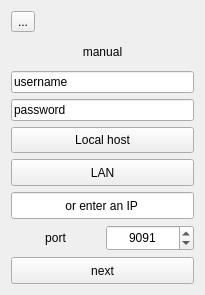
This is client.ui in xmojtabw/tic-tac-toe as Qt 5 draws it before an edit. The edited form follows.
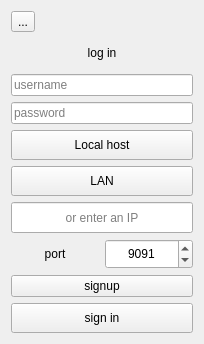
This is the edited form. Icons and pictures are not drawn.

```diff
--- a/client.ui
+++ b/client.ui
@@ -6,8 +6,8 @@
    <rect>
     <x>0</x>
     <y>0</y>
-    <width>205</width>
-    <height>295</height>
+    <width>204</width>
+    <height>344</height>
    </rect>
   </property>
   <property name="windowTitle">
@@ -42,7 +42,7 @@
               </sizepolicy>
              </property>
              <property name="text">
-              <string>manual</string>
+              <string>log in</string>
              </property>
              <property name="alignment">
               <set>Qt::AlignCenter</set>
@@ -56,6 +56,9 @@
            <item>
             <widget class="QLineEdit" name="usernameLineedit">
              <property name="text">
+              <string/>
+             </property>
+             <property name="placeholderText">
               <string>username</string>
              </property>
             </widget>
@@ -67,6 +70,9 @@
            <item>
             <widget class="QLineEdit" name="passwordLineedit">
              <property name="text">
+              <string/>
+             </property>
+             <property name="placeholderText">
               <string>password</string>
              </property>
             </widget>
@@ -118,11 +124,14 @@
               </sizepolicy>
              </property>
              <property name="text">
-              <string> or enter an IP </string>
+              <string/>
              </property>
              <property name="alignment">
               <set>Qt::AlignCenter</set>
              </property>
+             <property name="placeholderText">
+              <string>or enter an IP</string>
+             </property>
             </widget>
            </item>
           </layout>
@@ -169,6 +178,17 @@
            </item>
           </layout>
          </item>
+         <item>
+          <layout class="QHBoxLayout" name="horizontalLayout_4">
+           <item>
+            <widget class="QPushButton" name="signupButton">
+             <property name="text">
+              <string>signup</string>
+             </property>
+            </widget>
+           </item>
+          </layout>
+         </item>
          <item>
           <layout class="QHBoxLayout" name="horizontalLayout_9">
            <item>
@@ -180,7 +200,7 @@
               </sizepolicy>
              </property>
              <property name="text">
-              <string>next</string>
+              <string>sign in</string>
              </property>
             </widget>
            </item>
```
